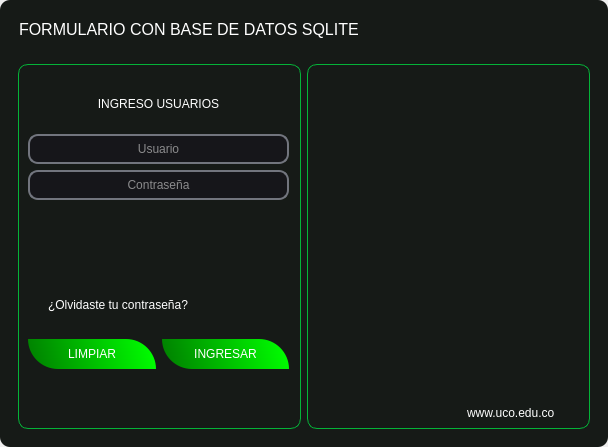
Old version of the form frontend/vistas/login/login.ui in the repository Johnatanvq/pooAPP.
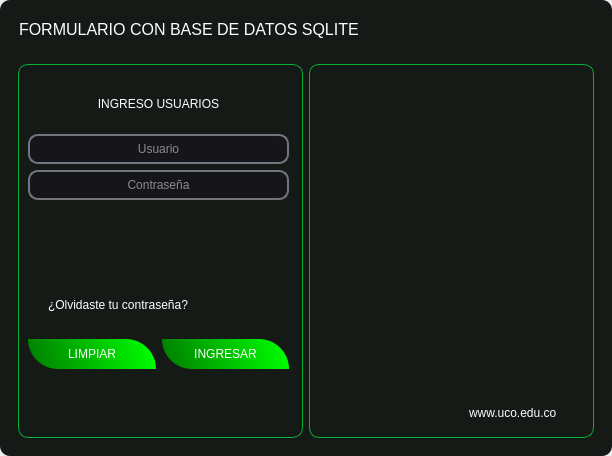
New version of the form. Icons and pictures are not drawn.

Diff of the .ui file:
```diff
--- a/frontend/vistas/login/login.ui
+++ b/frontend/vistas/login/login.ui
@@ -6,8 +6,8 @@
    <rect>
     <x>0</x>
     <y>0</y>
-    <width>608</width>
-    <height>447</height>
+    <width>612</width>
+    <height>456</height>
    </rect>
   </property>
   <property name="windowTitle">
```
Left out of the diff: 12 changed lines with no effect on the pictures.
